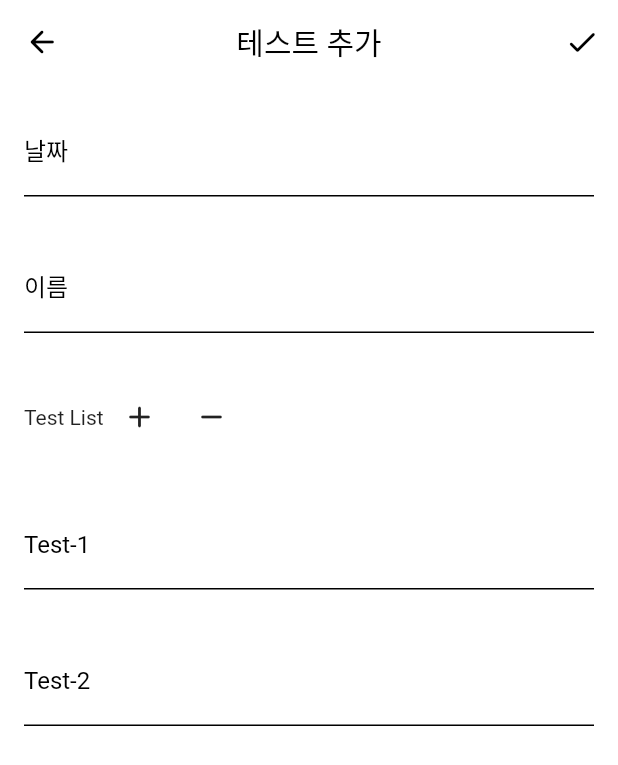
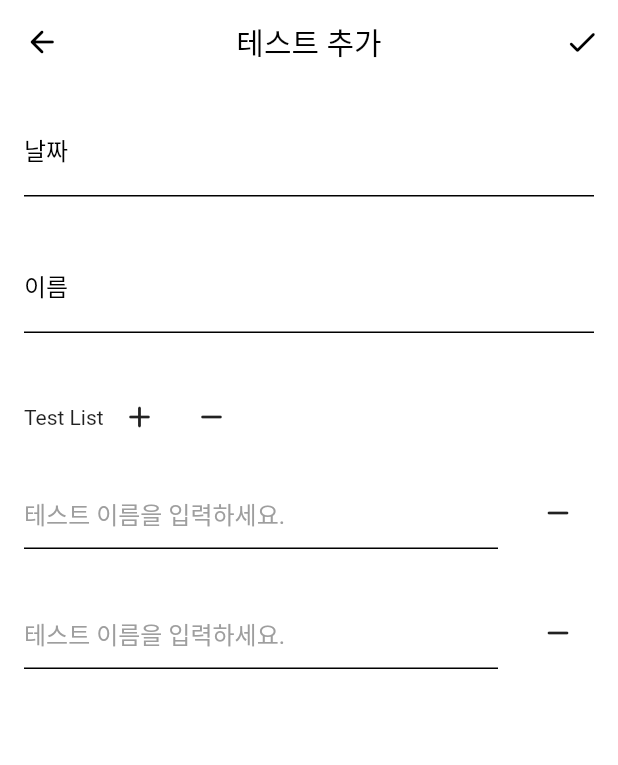
Before and after one commit to Arenslien/ABA-Analysis, a Flutter app: the TestInputScreen screen opened directly, after a tap on the "add" icon, on a phone screen of 412 x 824 dp. Shown: the top 765 px of the screen. Run offline on Flutter 3.47's test engine with Material 2 defaults, Android fonts, the phone set to English and light mode, and no system bars; our stand-ins replace cloud_firestore, firebase_auth, firebase_core, line_icons, syncfusion_flutter_charts; accounts and stored records are empty.

```diff
--- a/lib/components/build_text_form_field.dart
+++ b/lib/components/build_text_form_field.dart
@@ -5,13 +5,38 @@ Widget buildTextFormField({
   required String text,
   required onChanged,
   required validator,
+  String? hintText,
   String? initialValue,
   String? inputType,
 }) {
+  TextEditingController textEditingController = TextEditingController();
+
   return Padding(
     padding: const EdgeInsets.all(16.0),
     child: TextFormField(
-      decoration: buildInputDecoration(text),
+      decoration: InputDecoration(
+        labelText: hintText == null ? text : null,
+        hintText: hintText,
+        labelStyle: TextStyle(color: Colors.black),
+        hintStyle: TextStyle(color: Colors.grey),
+        enabledBorder: UnderlineInputBorder(
+          borderSide: BorderSide(
+            color: Colors.black,
+          ),
+        ),
+        // suffixIcon: IconButton(
+        //   icon: Icon(
+        //     Icons.clear,
+        //     color: Colors.black,
+        //   ),
+        //   onPressed: () {
+        //     textEditingController.clear();
+        //   },
+        // ),
+        focusedBorder: UnderlineInputBorder(
+          borderSide: BorderSide(color: Colors.black),
+        ),
+      ),
       onChanged: onChanged,
       validator: validator,
       initialValue: initialValue,
@@ -23,19 +48,3 @@ Widget buildTextFormField({
     ),
   );
 }
-
-InputDecoration buildInputDecoration(String text) {
-  return InputDecoration(
-    labelText: text,
-    labelStyle: TextStyle(color: Colors.black),
-    hintStyle: TextStyle(color: Colors.grey),
-    enabledBorder: UnderlineInputBorder(
-      borderSide: BorderSide(
-        color: Colors.black,
-      ),
-    ),
-    focusedBorder: UnderlineInputBorder(
-      borderSide: BorderSide(color: Colors.black),
-    ),
-  );
-}
--- a/lib/components/child_data.dart
+++ b/lib/components/child_data.dart
@@ -1,7 +1,7 @@
 import 'package:aba_analysis/components/test_data.dart';
 
 class ChildData {
-  String name = 'defult';
+  String name = '';
   String age = '00000000';
   String gender = '성별';
 
--- a/lib/components/test_data.dart
+++ b/lib/components/test_data.dart
@@ -8,6 +8,7 @@ class TestData {
 }
 
 class TestList {
+  int? listId;
   String? name;
   String result = '';
 
--- a/lib/screens/data_input/test_input_screen.dart
+++ b/lib/screens/data_input/test_input_screen.dart
@@ -14,12 +14,12 @@ class _TestInputScreenState extends State<TestInputScreen> {
 
   final formkey = GlobalKey<FormState>();
   TestData newTestData = TestData();
-  List<Widget> newTestList = [];
+  List<TestListTile> testListTile = [];
 
   @override
   void initState() {
     super.initState();
-    buildTestList();
+    buildTestListTile();
   }
 
   @override
@@ -60,7 +60,9 @@ class _TestInputScreenState extends State<TestInputScreen> {
             backgroundColor: Colors.white,
             elevation: 0,
           ),
-          body: ListView(
+          body: Column(
+            children: [
+              Column(
                 children: [
                   buildTextFormField(
                     text: '날짜',
@@ -92,7 +94,7 @@ class _TestInputScreenState extends State<TestInputScreen> {
                     },
                   ),
                   Padding(
-                padding: const EdgeInsets.all(16),
+                    padding: const EdgeInsets.fromLTRB(16, 16, 16, 0),
                     child: Row(
                       children: [
                         Text('Test List'),
@@ -100,7 +102,7 @@ class _TestInputScreenState extends State<TestInputScreen> {
                           icon: Icon(Icons.add_rounded),
                           onPressed: () {
                             setState(() {
-                          buildTestList();
+                              buildTestListTile();
                             });
                           },
                         ),
@@ -110,14 +112,23 @@ class _TestInputScreenState extends State<TestInputScreen> {
                             if (newTestData.testList.length != 1)
                               setState(() {
                                 newTestData.testList.removeLast();
-                            newTestList.removeLast();
+                                testListTile.removeLast();
                               });
                           },
                         )
                       ],
                     ),
                   ),
-              ...newTestList,
+                ],
+              ),
+              Flexible(
+                child: ListView.builder(
+                  itemCount: testListTile.length,
+                  itemBuilder: (BuildContext context, int index) {
+                    return testListTile[index].tileWidget!;
+                  },
+                ),
+              ),
             ],
           ),
         ),
@@ -125,14 +136,34 @@ class _TestInputScreenState extends State<TestInputScreen> {
     );
   }
 
-  buildTestList() {
-    int index = newTestData.testList.length;
+  buildTestListTile() {
+    int len = testListTile.length;
     newTestData.testList.add(TestList());
-    newTestList.add(buildTextFormField(
-      text: 'Test-${newTestData.testList.length}',
+    int tileId = 0;
+    for (int i = 0; i < 100; i++) {
+      for (int j = 0; j < len; j++)
+        if (newTestData.testList[j].listId != i) {
+          newTestData.testList[len].listId = i;
+          tileId = i;
+          break;
+        }
+      if (newTestData.testList[len].listId != null) break;
+    }
+    testListTile.add(
+      TestListTile(
+        tileId: tileId,
+        tileWidget: Row(
+          children: [
+            Flexible(
+              child: buildTextFormField(
+                text: '',
+                hintText: '테스트 이름을 입력하세요.',
                 onChanged: (val) {
+                  int index;
+                  for (int i = 0; i < testListTile.length; i++)
+                    if (testListTile[i].tileId == newTestData.testList)
                       setState(() {
-          newTestData.testList[index].name = val;
+                        newTestData.testList[len].name = val;
                       });
                 },
                 validator: (val) {
@@ -141,6 +172,36 @@ class _TestInputScreenState extends State<TestInputScreen> {
                   }
                   return null;
                 },
-    ));
+              ),
+            ),
+            Padding(
+              padding: const EdgeInsets.fromLTRB(0, 0, 16, 0),
+              child: IconButton(
+                icon: Icon(Icons.remove_rounded),
+                onPressed: () {
+                  if (newTestData.testList.length != 1) {
+                    int count = 0;
+                    for (int i = 0; i < newTestData.testList.length; i++)
+                      if (newTestData.testList[len].listId == i) count = i;
+                    setState(() {
+                      newTestData.testList
+                          .removeWhere((element) => element.listId == tileId);
+                      testListTile.removeAt(count);
+                    });
+                  }
+                },
+              ),
+            ),
+          ],
+        ),
+      ),
+    );
   }
 }
+
+class TestListTile {
+  int? tileId;
+  Widget? tileWidget;
+
+  TestListTile({this.tileId, this.tileWidget});
+}
```
Also changed, not shown: lib/screens/child_management/child_data_modify_screen.dart (+10 -1 lines), lib/screens/child_management/child_main_screen.dart (+6 -3 lines). Lines whose indentation alone changed are shown as unchanged.
